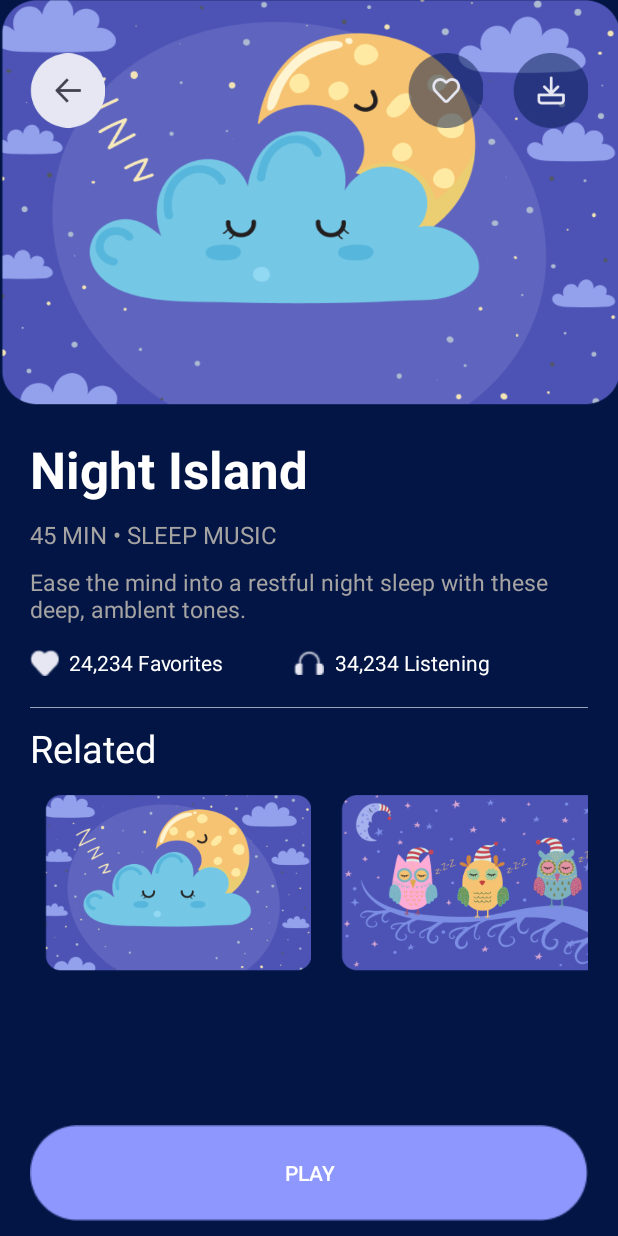
After one commit to shimulxx/JobDBugStation, an Android app: the fragment BeforePlayFragment shown on its own in the app's theme, on a phone screen of 412 x 824 dp. The commit adds this screen. Run offline under Robolectric (Android 15) with nearby library versions, the phone set to English and light mode, and no system bars; 2 statements that could not run were skipped.

Commit message:
After fourth work

```diff
--- a/app/src/main/AndroidManifest.xml
+++ b/app/src/main/AndroidManifest.xml
@@ -10,7 +10,8 @@
         android:supportsRtl="true"
         android:hardwareAccelerated="true"
         android:theme="@style/FullScreen">
-        <activity android:name=".MainActivity">
+        <activity android:name=".MainActivity"
+            android:screenOrientation="portrait">
             <intent-filter>
                 <action android:name="android.intent.action.MAIN" />
 
--- a/app/src/main/java/com/duet/jobdebugstation/Adapters/InnerAdapter.java
+++ b/app/src/main/java/com/duet/jobdebugstation/Adapters/InnerAdapter.java
@@ -20,18 +20,31 @@ public class InnerAdapter extends RecyclerView.Adapter<InnerAdapter.MyViewHolder
 
     private ArrayList<Integer> imagesArrayList;
     private Context context;
-    private final boolean singleCallType;
+    private final boolean singleCallType, beforeCallType;
 
-    public InnerAdapter(Boolean singleCallType) {
+    public interface Work{
+        void loadBeforePlayFragment(int position);
+    }
+
+    private Work work;
+
+    public InnerAdapter(Boolean singleCallType, Boolean beforeCallType) {
         context = null;
         imagesArrayList = new ArrayList<>();
         this.singleCallType = singleCallType;
+        this.beforeCallType = beforeCallType;
     }
+
 
     @NonNull
     @Override
     public MyViewHolder onCreateViewHolder(@NonNull ViewGroup parent, int viewType) {
-        if(context == null) context = parent.getContext();
+        if(context == null) {
+            context = parent.getContext();
+            work = (Work)context;
+        }
+        if(beforeCallType)
+            return new MyViewHolder(LayoutInflater.from(context).inflate(R.layout.inner_adapter_list_item_before, parent, false));
         return new MyViewHolder(LayoutInflater.from(context).inflate(R.layout.inner_adapter_list_item, parent, false));
     }
 
@@ -39,6 +52,7 @@ public class InnerAdapter extends RecyclerView.Adapter<InnerAdapter.MyViewHolder
     public void onBindViewHolder(@NonNull MyViewHolder holder, int position) {
         holder.setImage(position);
         holder.setAnimation();
+        holder.setOnclickListener(position);
     }
 
     @Override
@@ -57,6 +71,15 @@ public class InnerAdapter extends RecyclerView.Adapter<InnerAdapter.MyViewHolder
             relativeLayout = itemView.findViewById(R.id.relativeLayoutInfoInner);
         }
 
+        private void setOnclickListener(int position){
+            itemView.setOnClickListener(new View.OnClickListener() {
+                @Override
+                public void onClick(View v) {
+                    work.loadBeforePlayFragment(position);
+                }
+            });
+        }
+
         private void setImage(int position){
             imageView.setImageResource(imagesArrayList.get(position));
         }
--- a/app/src/main/java/com/duet/jobdebugstation/Adapters/MusicOuterAdapter.java
+++ b/app/src/main/java/com/duet/jobdebugstation/Adapters/MusicOuterAdapter.java
@@ -96,7 +96,7 @@ public class MusicOuterAdapter extends RecyclerView.Adapter<RecyclerView.ViewHol
 
         private void setRecyclerView(int position){
             recyclerView.setLayoutManager(new GridLayoutManager(context, 2));
-            InnerAdapter innerAdapter = new InnerAdapter(false);
+            InnerAdapter innerAdapter = new InnerAdapter(false, false);
             recyclerView.setAdapter(innerAdapter);
             innerAdapter.setImagesArrayList(musicItems.get(position).getImageArrayList());
         }
--- /dev/null
+++ b/app/src/main/java/com/duet/jobdebugstation/Fragments/BeforePlayFragment.java
@@ -0,0 +1,60 @@
+package com.duet.jobdebugstation.Fragments;
+
+import android.os.Bundle;
+import android.view.LayoutInflater;
+import android.view.View;
+import android.view.ViewGroup;
+import android.widget.ImageView;
+import android.widget.TextView;
+
+import androidx.annotation.NonNull;
+import androidx.annotation.Nullable;
+import androidx.fragment.app.Fragment;
+import androidx.recyclerview.widget.LinearLayoutManager;
+import androidx.recyclerview.widget.RecyclerView;
+
+import com.duet.jobdebugstation.Adapters.InnerAdapter;
+import com.duet.jobdebugstation.R;
+
+import java.util.ArrayList;
+
+public class BeforePlayFragment extends Fragment {
+    @Nullable
+    @Override
+    public View onCreateView(@NonNull LayoutInflater inflater, @Nullable ViewGroup container, @Nullable Bundle savedInstanceState) {
+        View view = inflater.inflate(R.layout.before_play_fragment_list_item, container, false);
+        loadTitleImage(view);
+        initRecView(view);
+        return view;
+    }
+    private void loadTitleImage(View view){
+        int position = getArguments().getInt("key");
+        ImageView titleImageView = view.findViewById(R.id.titleImageView);
+        TextView musicName = view.findViewById(R.id.textMusicName);
+        if(position % 2 == 0) {
+            titleImageView.setImageResource(R.drawable.night_island_large);
+            musicName.setText(getResources().getString(R.string.night_island));
+        }
+        else {
+            titleImageView.setImageResource(R.drawable.sweet_sleep_large);
+            musicName.setText(getResources().getString(R.string.sweet_sleep));
+        }
+    }
+
+    private void initRecView(View view){
+        RecyclerView recyclerView = view.findViewById(R.id.recBeforePlayRelated);
+        recyclerView.setLayoutManager(new LinearLayoutManager(getContext(), LinearLayoutManager.HORIZONTAL, false));
+        InnerAdapter innerAdapter = new InnerAdapter(true, true);
+        recyclerView.setAdapter(innerAdapter);
+        innerAdapter.setImagesArrayList(createImageArrayList(20));
+    }
+
+    private ArrayList<Integer> createImageArrayList(int numberOfItems){
+        ArrayList<Integer> imageArrayList = new ArrayList<>();
+        for(int i = 1; i <= numberOfItems; ++i){
+            imageArrayList.add(R.drawable.night_island_single);
+            imageArrayList.add(R.drawable.sweet_sleep_single);
+        }
+        return imageArrayList;
+    }
+}
--- a/app/src/main/java/com/duet/jobdebugstation/Fragments/SleepMusicFragment.java
+++ b/app/src/main/java/com/duet/jobdebugstation/Fragments/SleepMusicFragment.java
@@ -29,7 +29,7 @@ public class SleepMusicFragment extends Fragment {
     private void initRecView(View view){
         RecyclerView recyclerView = view.findViewById(R.id.recyclerViewSleepMusic);
         recyclerView.setLayoutManager(new GridLayoutManager(getContext(), 2));
-        InnerAdapter innerAdapter = new InnerAdapter(true);
+        InnerAdapter innerAdapter = new InnerAdapter(true, false);
         recyclerView.setAdapter(innerAdapter);
         innerAdapter.setImagesArrayList(createImageArrayList(20));
     }
--- a/app/src/main/java/com/duet/jobdebugstation/MainActivity.java
+++ b/app/src/main/java/com/duet/jobdebugstation/MainActivity.java
@@ -4,14 +4,17 @@ import androidx.appcompat.app.AppCompatActivity;
 import androidx.fragment.app.Fragment;
 
 import android.os.Bundle;
+import android.util.Log;
 
+import com.duet.jobdebugstation.Adapters.InnerAdapter;
+import com.duet.jobdebugstation.Fragments.BeforePlayFragment;
 import com.duet.jobdebugstation.Fragments.SleepMusicFragment;
 import com.duet.jobdebugstation.Fragments.SleepStoriesFragment;
 import com.duet.jobdebugstation.Fragments.WelcomeFragment;
 
-public class MainActivity extends AppCompatActivity {
+public class MainActivity extends AppCompatActivity implements InnerAdapter.Work {
 
-    private Fragment welcomeFragment, sleepStoriesFragment, sleepMusicFragment;
+    private Fragment welcomeFragment, sleepStoriesFragment, sleepMusicFragment, beforePlayFragment;
 
     @Override
     protected void onCreate(Bundle savedInstanceState) {
@@ -20,6 +23,16 @@ public class MainActivity extends AppCompatActivity {
         //loadWelcomeFragment();
         //loadSleepStoriesFragment();
         loadSleepMusicFragment();
+        //loadBeforePlayFragment(0);
+    }
+
+    @Override
+    public void loadBeforePlayFragment(int position){
+        beforePlayFragment = new BeforePlayFragment();
+        Bundle bundle = new Bundle();
+        bundle.putInt("key", position);
+        beforePlayFragment.setArguments(bundle);
+        loadFragment(beforePlayFragment);
     }
 
     private void loadSleepMusicFragment(){
--- /dev/null
+++ b/app/src/main/res/layout/before_play_fragment_list_item.xml
@@ -0,0 +1,173 @@
+<?xml version="1.0" encoding="utf-8"?>
+<androidx.constraintlayout.widget.ConstraintLayout xmlns:android="http://schemas.android.com/apk/res/android"
+    android:layout_width="match_parent"
+    android:layout_height="match_parent"
+    xmlns:app="http://schemas.android.com/apk/res-auto"
+    android:background="#021545">
+
+    <ImageView
+        android:layout_width="match_parent"
+        android:layout_height="270dp"
+        app:layout_constraintTop_toTopOf="parent"
+        app:layout_constraintStart_toStartOf="parent"
+        android:id="@+id/titleImageView"
+        android:src="@drawable/night_island_large"
+        android:scaleType="fitXY"/>
+
+    <ImageView
+        android:layout_width="50dp"
+        android:layout_height="50dp"
+        android:src="@drawable/image_back"
+        app:layout_constraintStart_toStartOf="parent"
+        app:layout_constraintTop_toTopOf="parent"
+        android:layout_marginStart="20dp"
+        android:layout_marginTop="35dp"/>
+
+    <ImageView
+        android:layout_width="50dp"
+        android:layout_height="50dp"
+        android:src="@drawable/image_download"
+        app:layout_constraintEnd_toEndOf="parent"
+        app:layout_constraintTop_toTopOf="parent"
+        android:layout_marginEnd="20dp"
+        android:layout_marginTop="35dp"/>
+
+    <ImageView
+        android:layout_width="50dp"
+        android:layout_height="50dp"
+        android:src="@drawable/image_love"
+        app:layout_constraintEnd_toEndOf="parent"
+        app:layout_constraintTop_toTopOf="parent"
+        android:layout_marginEnd="90dp"
+        android:layout_marginTop="35dp"/>
+
+    <TextView
+        android:layout_width="wrap_content"
+        android:layout_height="wrap_content"
+        android:text="@string/night_island"
+        android:id="@+id/textMusicName"
+        app:layout_constraintStart_toStartOf="parent"
+        app:layout_constraintTop_toBottomOf="@id/titleImageView"
+        android:textColor="@color/white"
+        android:textStyle="bold"
+        android:textSize="34sp"
+        android:layout_marginStart="20dp"
+        android:layout_marginTop="20sp"/>
+
+    <TextView
+        android:layout_width="match_parent"
+        android:layout_height="wrap_content"
+        android:text="@string/_45_min_sleep_music"
+        android:textColor="@color/grey"
+        android:layout_marginStart="20dp"
+        android:textSize="16sp"
+        android:id="@+id/textSleepMusic"
+        android:layout_marginTop="10dp"
+        app:layout_constraintStart_toStartOf="@id/textMusicName"
+        app:layout_constraintTop_toBottomOf="@id/textMusicName"/>
+
+    <TextView
+        android:layout_width="match_parent"
+        android:layout_height="wrap_content"
+        android:text="@string/ease_the_mind"
+        android:textColor="@color/grey"
+        android:layout_marginStart="20dp"
+        android:layout_marginEnd="20dp"
+        android:textSize="15sp"
+        android:id="@+id/textDescription"
+        android:layout_marginTop="10dp"
+        app:layout_constraintStart_toStartOf="@id/textMusicName"
+        app:layout_constraintTop_toBottomOf="@id/textSleepMusic"/>
+
+    <ImageView
+        android:layout_width="20dp"
+        android:layout_height="20dp"
+        android:src="@drawable/fav_image"
+        app:layout_constraintStart_toStartOf="parent"
+        app:layout_constraintTop_toBottomOf="@id/textDescription"
+        android:layout_marginTop="15dp"
+        android:layout_marginStart="20dp"/>
+
+    <TextView
+        android:layout_width="wrap_content"
+        android:layout_height="wrap_content"
+        app:layout_constraintTop_toBottomOf="@id/textDescription"
+        android:text="@string/_24_234_favorites"
+        android:layout_marginTop="15dp"
+        android:textColor="@color/white"
+        app:layout_constraintStart_toStartOf="parent"
+        android:layout_marginStart="46dp"/>
+
+    <ImageView
+        android:layout_width="20dp"
+        android:layout_height="20dp"
+        android:src="@drawable/ear_image"
+        app:layout_constraintStart_toStartOf="parent"
+        app:layout_constraintEnd_toEndOf="parent"
+        app:layout_constraintTop_toBottomOf="@id/textDescription"
+        android:layout_marginTop="15dp"/>
+
+    <TextView
+        android:layout_width="wrap_content"
+        android:layout_height="wrap_content"
+        android:text="@string/_34_234_listening"
+        android:id="@+id/textListening"
+        app:layout_constraintStart_toStartOf="parent"
+        app:layout_constraintEnd_toEndOf="parent"
+        app:layout_constraintTop_toBottomOf="@id/textDescription"
+        android:textColor="@color/white"
+        android:layout_marginTop="15dp"
+        android:layout_marginStart="138dp"/>
+
+    <View
+        android:layout_width="match_parent"
+        android:layout_height="0.125dp"
+        app:layout_constraintStart_toStartOf="parent"
+        app:layout_constraintTop_toBottomOf="@id/textListening"
+        android:background="#98A1BD"
+        android:id="@+id/lineView"
+        android:layout_marginStart="20dp"
+        android:layout_marginEnd="20dp"
+        android:layout_marginTop="20dp"/>
+
+    <RelativeLayout
+        android:layout_width="match_parent"
+        android:layout_height="0dp"
+        app:layout_constraintStart_toStartOf="parent"
+        app:layout_constraintTop_toBottomOf="@id/lineView"
+        app:layout_constraintBottom_toBottomOf="parent"
+        android:layout_marginStart="20dp"
+        android:layout_marginEnd="20dp"
+        android:layout_marginTop="0dp">
+
+        <TextView
+            android:layout_width="wrap_content"
+            android:layout_height="wrap_content"
+            android:text="@string/related"
+            android:id="@+id/textRelated"
+            android:textSize="25sp"
+            android:layout_marginTop="9dp"
+            android:textColor="@color/white"/>
+
+        <androidx.recyclerview.widget.RecyclerView
+            android:layout_width="match_parent"
+            android:layout_height="wrap_content"
+            android:layout_marginTop="4dp"
+            android:layout_below="@id/textRelated"
+            android:layout_above="@id/playButtonBeforePlay"
+            android:layout_marginBottom="5dp"
+            android:id="@+id/recBeforePlayRelated"/>
+
+        <Button
+            android:layout_width="wrap_content"
+            android:layout_height="wrap_content"
+            android:text="@string/play"
+            android:textColor="@color/white"
+            android:background="@drawable/button_background"
+            android:layout_alignParentBottom="true"
+            android:layout_marginBottom="10dp"
+            android:id="@+id/playButtonBeforePlay"/>
+
+    </RelativeLayout>
+
+</androidx.constraintlayout.widget.ConstraintLayout>
--- a/app/src/main/res/layout/inner_adapter_list_item.xml
+++ b/app/src/main/res/layout/inner_adapter_list_item_before.xml
@@ -2,7 +2,7 @@
 <RelativeLayout xmlns:android="http://schemas.android.com/apk/res/android"
     android:id="@+id/relativeLayoutInfoInner"
     android:layout_width="197dp"
-    android:layout_height="197dp"
+    android:layout_height="137dp"
     android:padding="10dp">
 
     <RelativeLayout
@@ -13,6 +13,7 @@
             android:id="@+id/imageViewInnerAdapter"
             android:layout_width="match_parent"
             android:layout_height="match_parent"
+            android:src="@drawable/night_island_single"
             android:scaleType="fitXY" />
 
     </RelativeLayout>
--- a/app/src/main/res/values/colors.xml
+++ b/app/src/main/res/values/colors.xml
@@ -7,4 +7,5 @@
     <color name="teal_700">#FF018786</color>
     <color name="black">#FF000000</color>
     <color name="white">#FFFFFFFF</color>
+    <color name="grey">#A6A3A3</color>
 </resources>
--- a/app/src/main/res/values/strings.xml
+++ b/app/src/main/res/values/strings.xml
@@ -6,4 +6,12 @@
     <string name="soothing_bedtime_stories">Soothing bedtime stories to help you fall into a deep and neutral sleep</string>
     <string name="sleep_stories">Sleep Stories</string>
     <string name="sleep_music">Sleep Music</string>
+    <string name="ease_the_mind">Ease the mind into a restful night sleep with these deep, amblent tones.</string>
+    <string name="_45_min_sleep_music">45 MIN   •   SLEEP MUSIC</string>
+    <string name="_24_234_favorites">24,234 Favorites</string>
+    <string name="_34_234_listening">34,234 Listening</string>
+    <string name="related">Related</string>
+    <string name="play">PLAY</string>
+    <string name="night_island">Night Island</string>
+    <string name="sweet_sleep">Sweet Sleep</string>
 </resources>
```
Also changed, not shown: app/src/main/res/drawable/ear_image.png (added), app/src/main/res/drawable/fav_image.png (added), app/src/main/res/drawable/image_download.png (added), app/src/main/res/drawable/image_love.png (added), app/src/main/res/drawable/night_island_large.png (added), app/src/main/res/drawable/night_island_single.png (added), app/src/main/res/drawable/sweet_sleep_large.png (added), app/src/main/res/drawable/sweet_sleep_single.png (added).
